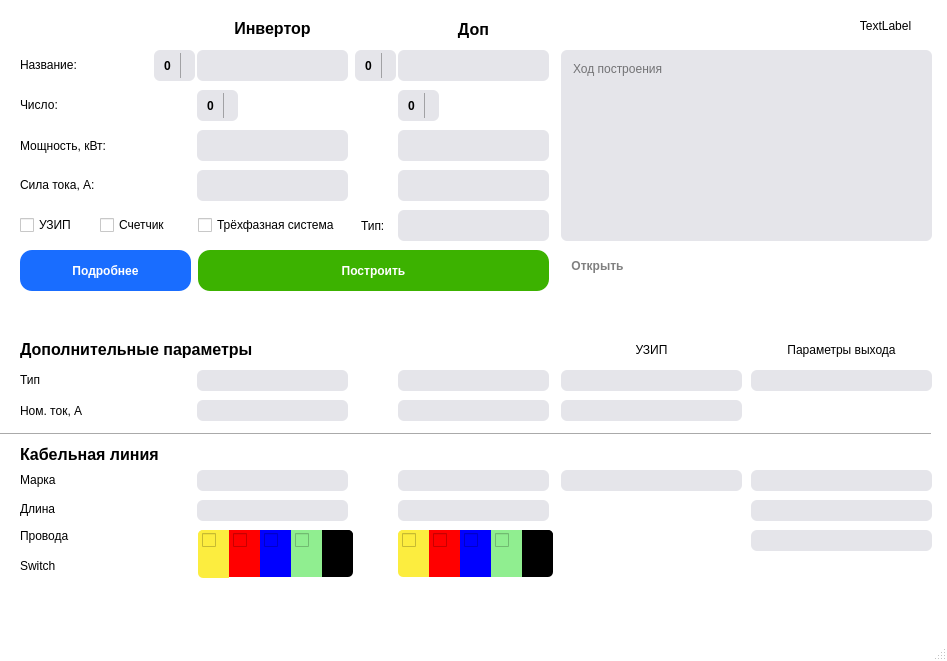
Qt form app/views/designDrawSchemesTwo.ui (Croud9/Auto-OTR) before a commit.
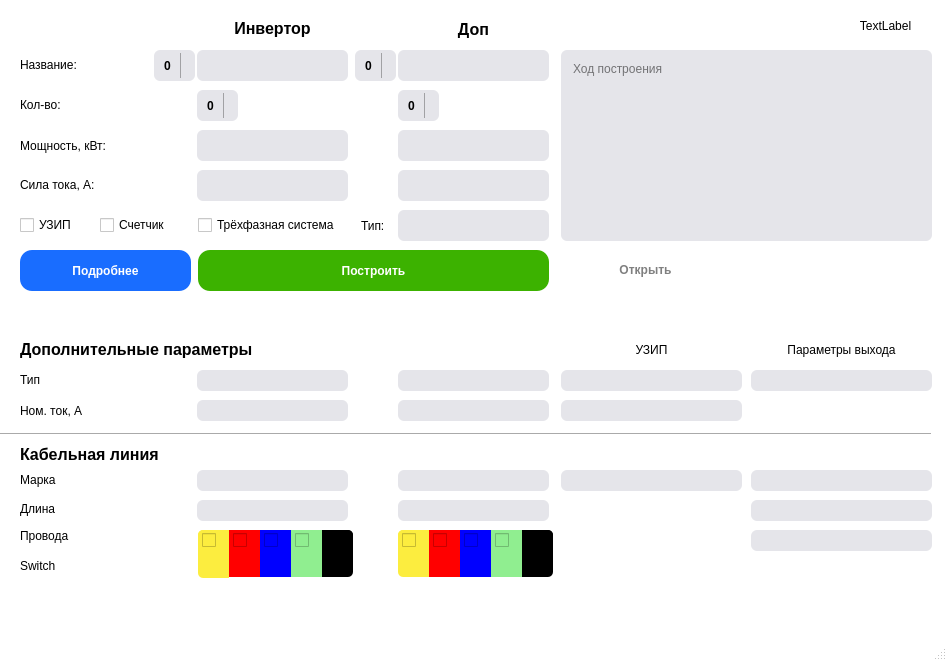
The same form after that commit.

What changed in the file:
```diff
--- a/app/views/designDrawSchemesTwo.ui
+++ b/app/views/designDrawSchemesTwo.ui
@@ -590,7 +590,7 @@
      </font>
     </property>
     <property name="text">
-     <string>Число:</string>
+     <string>Кол-во:</string>
     </property>
    </widget>
    <widget class="QSpinBox" name="spinBox_countInvertor">
@@ -2296,8 +2296,8 @@
    <widget class="QPushButton" name="btnSaveConfig">
     <property name="geometry">
      <rect>
-      <x>14</x>
-      <y>10</y>
+      <x>560</x>
+      <y>250</y>
       <width>41</width>
       <height>41</height>
      </rect>
@@ -2556,8 +2556,8 @@
    <widget class="QPushButton" name="btnOpenScheme">
     <property name="geometry">
      <rect>
-      <x>562</x>
-      <y>250</y>
+      <x>610</x>
+      <y>254</y>
       <width>71</width>
       <height>31</height>
      </rect>
```
Left out of the diff: 20 changed lines with no effect on the pictures.
